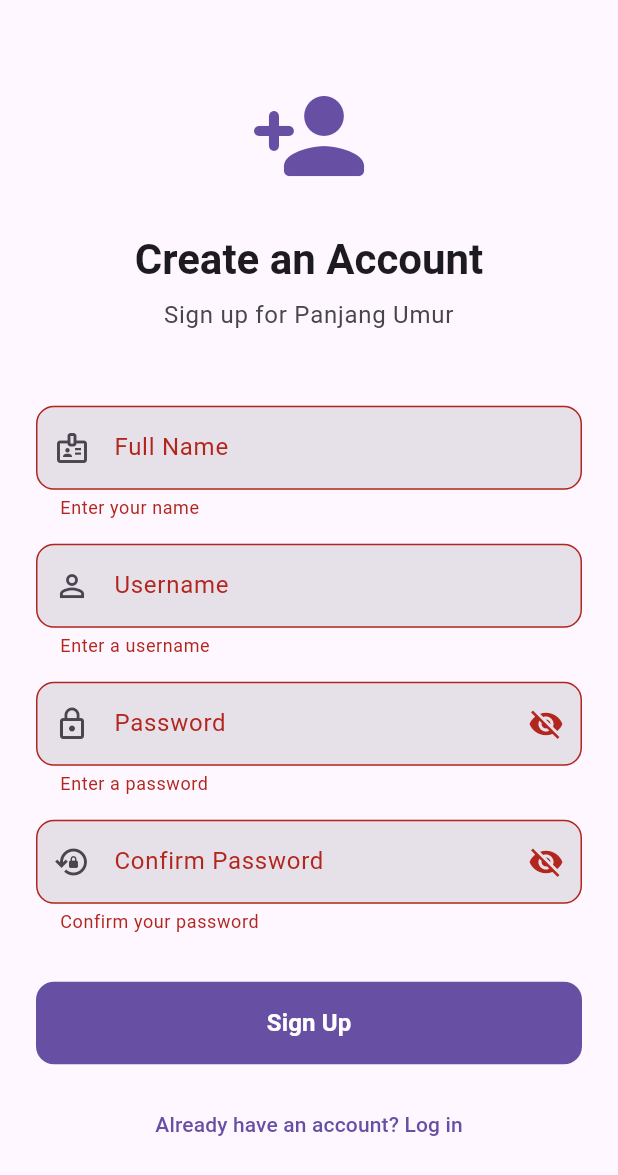
After one commit to rowlys/panjang_umur_frontend, a Flutter app: the RegisterScreen screen opened by its route, after a tap on "Sign Up", on a phone screen of 412 x 824 dp. The commit adds this screen. Shown: the top 1175 px of the screen. Run offline on Flutter 3.47's test engine with Material 3 defaults, Android fonts, the phone set to English and light mode, and no system bars; our stand-ins replace dio, flutter_dotenv, flutter_riverpod, flutter_secure_storage, go_router; accounts and stored records are empty.

Commit message:
feat: register

```diff
--- a/lib/core/router/app_router.dart
+++ b/lib/core/router/app_router.dart
@@ -7,6 +7,7 @@ import '../../features/auth/presentation/providers/auth_providers.dart';
 
 // Screen Imports
 import '../../features/auth/presentation/screens/login_screen.dart';
+import '../../features/auth/presentation/screens/register_screen.dart';
 
 class RouterNotifier extends ChangeNotifier {
   final Ref _ref;
@@ -32,6 +33,7 @@ final goRouterProvider = Provider<GoRouter>((ref) {
       final authState = ref.read(authControllerProvider);
 
       final isGoingToLogIn = state.uri.path == '/login';
+      final isGoingToRegister = state.uri.path == '/register';
 
       if (authState.isLoading) {
         return null;
@@ -39,11 +41,11 @@ final goRouterProvider = Provider<GoRouter>((ref) {
 
       final isAuthenticated = authState.valueOrNull != null;
 
-      if (!isAuthenticated && !isGoingToLogIn) {
+      if (!isAuthenticated && !isGoingToLogIn && !isGoingToRegister) {
         return '/login';
       }
 
-      if (isAuthenticated && isGoingToLogIn) {
+      if (isAuthenticated && (isGoingToLogIn || isGoingToRegister)) {
         return '/';
       }
 
@@ -53,6 +55,10 @@ final goRouterProvider = Provider<GoRouter>((ref) {
       GoRoute(
         path: '/login',
         builder: (context, state) => const LoginScreen(),
+      ),
+      GoRoute(
+        path: '/register',
+        builder: (context, state) => const RegisterScreen(),
       ),
       GoRoute(
         path: '/',
--- a/lib/features/auth/presentation/controllers/auth_controller.dart
+++ b/lib/features/auth/presentation/controllers/auth_controller.dart
@@ -46,4 +46,16 @@ class AuthController extends StateNotifier<AsyncValue<User?>> {
         state = AsyncValue.error(error.message, StackTrace.current);
     }
   }
+
+  Future<void> register(String name, String username, String password) async {
+    state = const AsyncValue.loading();
+    final result = await _authRepository.register(name, username, password);
+
+    switch (result) {
+      case Success(data: _):
+        await logIn(username, password);
+      case Error(failure: final error):
+        state = AsyncValue.error(error.message, StackTrace.current);
+    }
+  }
 }
--- a/lib/features/auth/presentation/screens/login_screen.dart
+++ b/lib/features/auth/presentation/screens/login_screen.dart
@@ -1,5 +1,6 @@
 import 'package:flutter/material.dart';
 import 'package:flutter_riverpod/flutter_riverpod.dart';
+import 'package:go_router/go_router.dart';
 
 import '../providers/auth_providers.dart';
 
@@ -156,8 +157,7 @@ class _LoginScreenState extends ConsumerState<LoginScreen> {
                   // const SizedBox(height: 2),
                   TextButton(
                     onPressed: authState.isLoading ? null : () {
-                      // Navigate to the registration screen
-                      // Navigator.pushNamed(context, '/register');
+                      context.go('/register');
                     },
                     child: const Text('Don\'t have an account? Sign Up'),
                   ),
--- /dev/null
+++ b/lib/features/auth/presentation/screens/register_screen.dart
@@ -0,0 +1,227 @@
+import 'package:flutter/material.dart';
+import 'package:flutter_riverpod/flutter_riverpod.dart';
+import 'package:go_router/go_router.dart';
+
+import '../providers/auth_providers.dart';
+
+class RegisterScreen extends ConsumerStatefulWidget {
+  const RegisterScreen({super.key});
+
+  @override
+  ConsumerState<RegisterScreen> createState() => _RegisterScreenState();
+}
+
+class _RegisterScreenState extends ConsumerState<RegisterScreen> {
+  final _nameController = TextEditingController();
+  final _usernameController = TextEditingController();
+  final _passwordController = TextEditingController();
+  final _confirmPasswordController = TextEditingController();
+  final _formKey = GlobalKey<FormState>();
+
+  bool _isPasswordHidden = true;
+  bool _isConfirmPasswordHidden = true;
+
+  @override
+  void dispose() {
+    _nameController.dispose();
+    _usernameController.dispose();
+    _passwordController.dispose();
+    _confirmPasswordController.dispose();
+    super.dispose();
+  }
+
+  void _submit() {
+    FocusScope.of(context).unfocus();
+
+    if (_formKey.currentState!.validate()) {
+      ref.read(authControllerProvider.notifier).register(
+        _nameController.text,
+        _usernameController.text,
+        _passwordController.text,
+      );
+    }
+  }
+
+  @override
+  Widget build(BuildContext context) {
+    final authState = ref.watch(authControllerProvider);
+
+    ref.listen(authControllerProvider, (previous, next) {
+      if (next.hasError && !next.isLoading) {
+        ScaffoldMessenger.of(context).showSnackBar(
+          SnackBar(
+            content: Text(next.error.toString()),
+            backgroundColor: Theme.of(context).colorScheme.error,
+            behavior: SnackBarBehavior.floating,
+            margin: const EdgeInsets.all(16.0),
+            shape: RoundedRectangleBorder(
+              borderRadius: BorderRadius.circular(24.0),
+            ),
+          ),
+        );
+      }
+    });
+
+    return Scaffold(
+      body: SafeArea(
+        child: Center(
+          child: SingleChildScrollView(
+            padding: const EdgeInsets.symmetric(horizontal: 24.0, vertical: 16.0),
+            child: Form(
+              key: _formKey,
+              child: Column(
+                mainAxisAlignment: MainAxisAlignment.center,
+                crossAxisAlignment: CrossAxisAlignment.stretch,
+                children: [
+                  Icon(
+                    Icons.person_add_rounded,
+                    size: 80,
+                    color: Theme.of(context).colorScheme.primary,
+                  ),
+                  const SizedBox(height: 24),
+                  Text(
+                    'Create an Account',
+                    style: Theme.of(context).textTheme.headlineMedium?.copyWith(
+                          fontWeight: FontWeight.bold,
+                        ),
+                    textAlign: TextAlign.center,
+                  ),
+                  const SizedBox(height: 8),
+                  Text(
+                    'Sign up for Panjang Umur',
+                    style: Theme.of(context).textTheme.bodyLarge?.copyWith(
+                          color: Theme.of(context).colorScheme.onSurfaceVariant,
+                        ),
+                    textAlign: TextAlign.center,
+                  ),
+                  const SizedBox(height: 48),
+
+                  TextFormField(
+                    controller: _nameController,
+                    decoration: InputDecoration(
+                      labelText: 'Full Name',
+                      prefixIcon: const Icon(Icons.badge_outlined),
+                      border: OutlineInputBorder(
+                        borderRadius: BorderRadius.circular(12),
+                      ),
+                      filled: true,
+                    ),
+                    validator: (value) => value == null || value.isEmpty ? 'Enter your name' : null,
+                    enabled: !authState.isLoading,
+                    textInputAction: TextInputAction.next,
+                  ),
+                  const SizedBox(height: 16),
+
+                  TextFormField(
+                    controller: _usernameController,
+                    decoration: InputDecoration(
+                      labelText: 'Username',
+                      prefixIcon: const Icon(Icons.person_outline),
+                      border: OutlineInputBorder(
+                        borderRadius: BorderRadius.circular(12),
+                      ),
+                      filled: true,
+                    ),
+                    validator: (value) => value == null || value.isEmpty ? 'Enter a username' : null,
+                    enabled: !authState.isLoading,
+                    textInputAction: TextInputAction.next,
+                  ),
+                  const SizedBox(height: 16),
+
+                  TextFormField(
+                    controller: _passwordController,
+                    obscureText: _isPasswordHidden,
+                    decoration: InputDecoration(
+                      labelText: 'Password',
+                      prefixIcon: const Icon(Icons.lock_outline),
+                      suffixIcon: IconButton(
+                        icon: Icon(
+                          _isPasswordHidden ? Icons.visibility_off : Icons.visibility,
+                        ),
+                        onPressed: () {
+                          setState(() {
+                            _isPasswordHidden = !_isPasswordHidden;
+                          });
+                        },
+                      ),
+                      border: OutlineInputBorder(
+                        borderRadius: BorderRadius.circular(12),
+                      ),
+                      filled: true,
+                    ),
+                    validator: (value) => value == null || value.isEmpty ? 'Enter a password' : null,
+                    enabled: !authState.isLoading,
+                    textInputAction: TextInputAction.next,
+                  ),
+                  const SizedBox(height: 16),
+
+                  TextFormField(
+                    controller: _confirmPasswordController,
+                    obscureText: _isConfirmPasswordHidden,
+                    decoration: InputDecoration(
+                      labelText: 'Confirm Password',
+                      prefixIcon: const Icon(Icons.lock_reset_outlined),
+                      suffixIcon: IconButton(
+                        icon: Icon(
+                          _isConfirmPasswordHidden ? Icons.visibility_off : Icons.visibility,
+                        ),
+                        onPressed: () {
+                          setState(() {
+                            _isConfirmPasswordHidden = !_isConfirmPasswordHidden;
+                          });
+                        },
+                      ),
+                      border: OutlineInputBorder(
+                        borderRadius: BorderRadius.circular(12),
+                      ),
+                      filled: true,
+                    ),
+                    validator: (value) {
+                      if (value == null || value.isEmpty) return 'Confirm your password';
+                      if (value != _passwordController.text) return 'Passwords do not match';
+                      return null;
+                    },
+                    enabled: !authState.isLoading,
+                    onFieldSubmitted: (_) => _submit(),
+                  ),
+                  const SizedBox(height: 32),
+
+                  FilledButton(
+                    onPressed: authState.isLoading ? null : _submit,
+                    style: FilledButton.styleFrom(
+                      padding: const EdgeInsets.symmetric(vertical: 16),
+                      shape: RoundedRectangleBorder(
+                        borderRadius: BorderRadius.circular(12),
+                      ),
+                    ),
+                    child: authState.isLoading
+                        ? const SizedBox(
+                            height: 24,
+                            width: 24,
+                            child: CircularProgressIndicator(
+                              strokeWidth: 2,
+                              color: Colors.white,
+                            ),
+                          )
+                        : const Text(
+                            'Sign Up',
+                            style: TextStyle(fontSize: 16, fontWeight: FontWeight.bold),
+                          ),
+                  ),
+                  const SizedBox(height: 16),
+
+                  TextButton(
+                    onPressed: authState.isLoading ? null : () {
+                      context.go('/login');
+                    },
+                    child: const Text('Already have an account? Log in'),
+                  ),
+                ],
+              ),
+            ),
+          ),
+        ),
+      ),
+    );
+  }
+}
```
